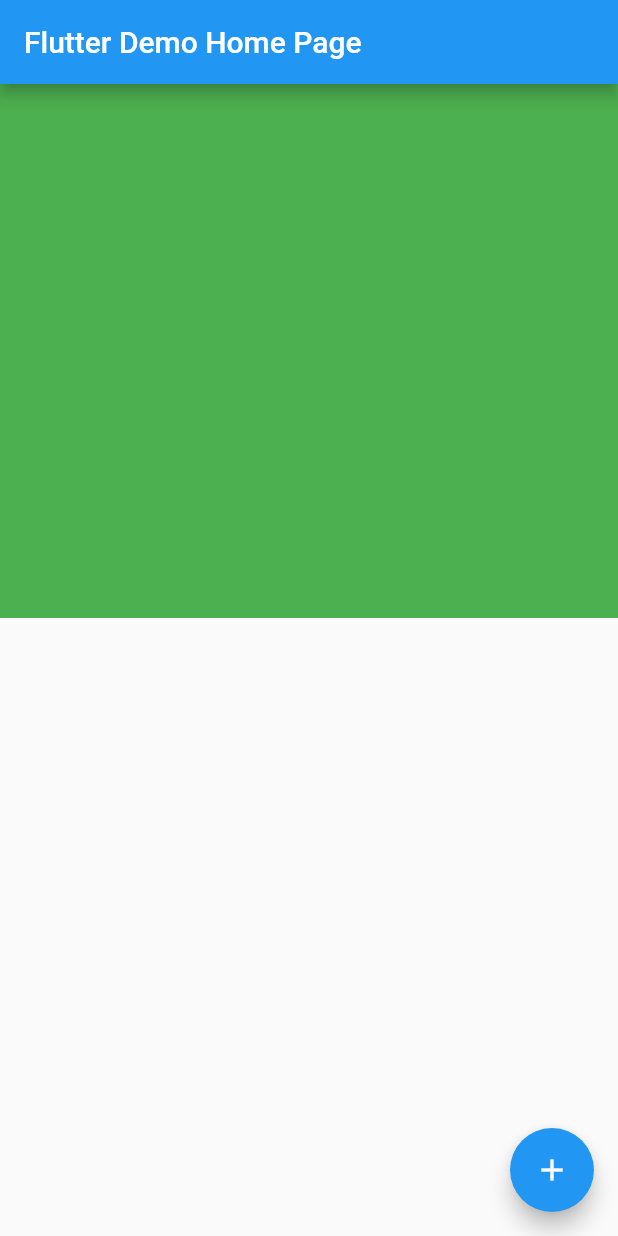
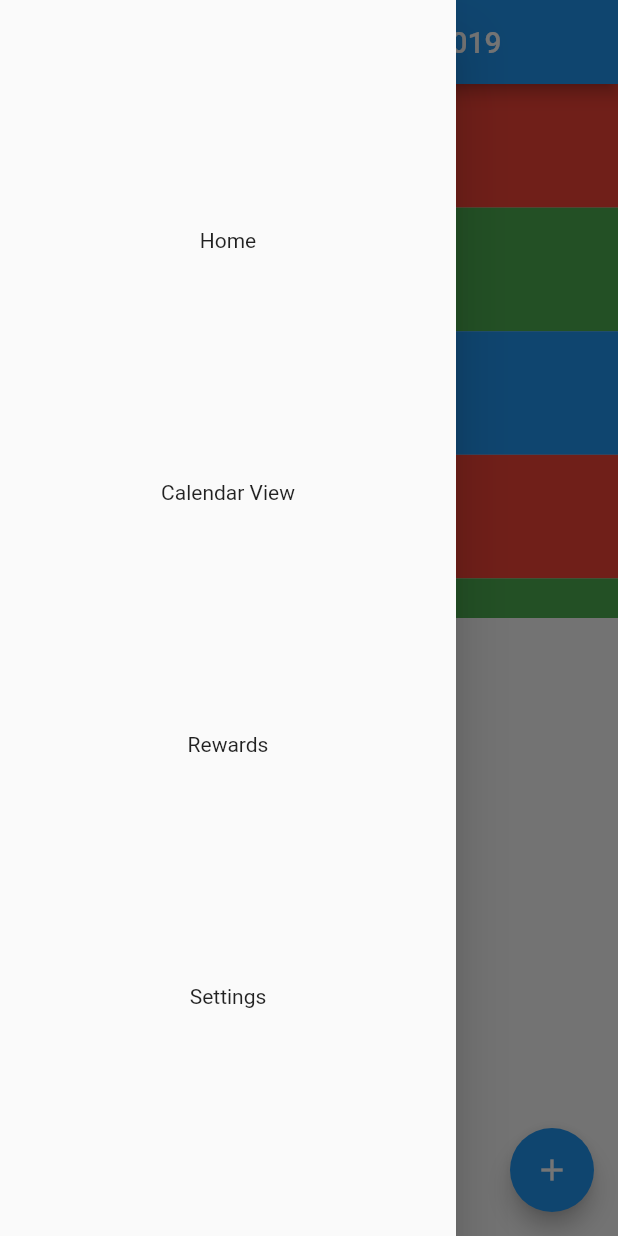
Before and after one commit to rjay0112/goals_reflection_app, a Flutter app: the screen it shows after launch, with the side drawer open (before the commit the screen has no drawer), on a phone screen of 412 x 824 dp. Run offline on Flutter 3.47's test engine with Material 2 defaults, Android fonts, the phone set to English and light mode, and no system bars.

Commit message:
basic layout

```diff
--- /dev/null
+++ b/lib/DateKeep.dart
@@ -0,0 +1,27 @@
+import 'Task.dart';
+import 'package:flutter/material.dart';
+
+
+class GoalDate{
+  List<String> weekdays=["Sunday","Monday","Tuesday","Wednesday","Thursday","Friday","Saturday"];
+  List<String> month=["January","February","March","April","May","June","July","August","September","October","November","December"];
+  List<Task> _todayTasks=[];
+  DateTime _currentDate;
+  GoalDate(DateTime curDate){
+  _todayTasks.add(new Task(Colors.red,"Binary"));
+  _todayTasks.add(new Task(Colors.green,"Binary"));
+  _todayTasks.add(new Task(Colors.blue,"Binary"));
+  _todayTasks.add(new Task(Colors.red,"Binary"));
+  _todayTasks.add(new Task(Colors.green,"Binary"));
+  _todayTasks.add(new Task(Colors.blue,"Binary"));
+
+  _currentDate=curDate;
+  }
+  void addTask(Task task){_todayTasks.add(task);}
+  List<Task> getTasks(){
+    return this._todayTasks;
+  }
+  String titleDate(){
+    return "${weekdays[_currentDate.weekday]} ${month[_currentDate.month]} ${_currentDate.day}, ${_currentDate.year}";
+  }
+}
--- a/lib/MainPage.dart
+++ b/lib/MainPage.dart
@@ -1,5 +1,7 @@
 import 'dart:ui';
 import 'package:flutter/material.dart';
+import 'DateKeep.dart';
+import 'Task.dart';
 
 
 class MyHomePage extends StatefulWidget {
@@ -12,26 +14,30 @@ class MyHomePage extends StatefulWidget {
 }
 
 class _MyHomePageState extends State<MyHomePage> {
+  //Writing variables
   Color selectedColor = Colors.black;
-  Color pickerColor = Colors.black;
-  double strokeWidth = 2.0;
+  double strokeWidth = 1.5;
+  double opacity = 1.0;
+  GoalDate curDate=GoalDate(new DateTime.now());
+  List<GoalDate> twoWeeks=[];
+
   List<DrawingPoints> points = List();
-  bool showBottomList = false;
-  double opacity = 1.0;
-  SelectedMode selectedMode = SelectedMode.StrokeWidth;
-  List<Color> colors = [
-    Colors.red,
-    Colors.green,
-    Colors.blue,
-    Colors.amber,
-    Colors.black
-  ];
 
   @override
   Widget build(BuildContext context) {
     return Scaffold(
       appBar: AppBar(
-        title: Text(widget.title),
+        title: Text(curDate.titleDate(), textAlign: TextAlign.center,),
+      ),
+      drawer: Drawer(
+        child: Column(
+          mainAxisAlignment: MainAxisAlignment.spaceEvenly,
+          children: <Widget>[
+            Text("Home"),
+            Text("Calendar View"),
+            Text("Rewards"),
+            Text("Settings"),
+        ],),
       ),
       body: Container(
         height: MediaQuery.of(context).size.height,
@@ -51,9 +57,17 @@ class _MyHomePageState extends State<MyHomePage> {
 
   Widget _goals(){
     return Expanded(
-      child: Container(
-        color: Colors.green,
-      ),
+      child: ListView.builder(
+          itemCount: curDate.getTasks().length,
+          itemBuilder: (BuildContext context, int index){
+            List<Task> tasks =curDate.getTasks();
+            return Container(
+              height: MediaQuery.of(context).size.height*0.1,
+              color: tasks[index].getBackColor(),
+              child:Text("${tasks[index].getTaskType()}"),
+            );
+          },
+        )
     );
   }
 
@@ -68,9 +82,8 @@ class _MyHomePageState extends State<MyHomePage> {
             points.add(DrawingPoints(
                 points: details.localPosition,//renderBox.globalToLocal(details.globalPosition),
                 paint: Paint()
-                  //..strokeCap = strokeCap
                   ..isAntiAlias = true
-                  ..color = selectedColor.withOpacity(opacity)
+                  ..color = selectedColor
                   ..strokeWidth = strokeWidth));
           });
         },
@@ -80,9 +93,8 @@ class _MyHomePageState extends State<MyHomePage> {
             points.add(DrawingPoints(
                 points: details.localPosition,//renderBox.globalToLocal(details.globalPosition),
                 paint: Paint()
-                  //..strokeCap = strokeCap
                   ..isAntiAlias = true
-                  ..color = selectedColor.withOpacity(opacity)
+                  ..color = selectedColor
                   ..strokeWidth = strokeWidth));
           });
         },
@@ -93,7 +105,6 @@ class _MyHomePageState extends State<MyHomePage> {
         },
         child: ClipRect(
           child:CustomPaint(
-         // size: Size(MediaQuery.of(context).size.width,MediaQuery.of(context).size.height*0.2),//Size.infinite,
             child: Container(
               //color: Colors.orange,
               width: MediaQuery.of(context).size.width,
@@ -117,9 +128,7 @@ class DrawingPainter extends CustomPainter {
   @override
   void paint(Canvas canvas, Size size) {
     for (int i = 0; i < pointsList.length - 1; i++) {
-      //print(pointsList[i]?.points);
-      //print(pointsList[i]?.points?.dx);
-      //print("yoffset${pointsList[i]?.points?.dy}");
+      print(pointsList.length);
       if (pointsList[i] != null && pointsList[i + 1] != null) {
         canvas.drawLine(pointsList[i].points, pointsList[i + 1].points,
             pointsList[i].paint);
--- /dev/null
+++ b/lib/Reward.dart
@@ -0,0 +1,6 @@
+import 'package:flutter/material.dart';
+
+class Reward{
+  int tier;
+  String rewardDesc;
+}
--- /dev/null
+++ b/lib/Task.dart
@@ -0,0 +1,16 @@
+import 'package:flutter/material.dart';
+
+
+class Task{
+  bool _isCompleted;
+  Color _backgroundColor;
+  String _taskType;
+
+  Task(this._backgroundColor,this._taskType);
+
+  bool isTaskDone(){return _isCompleted;}
+  Color getBackColor(){return _backgroundColor;}
+  String getTaskType(){return _taskType;}
+
+
+}
```
Lines whose indentation alone changed are shown as unchanged.
